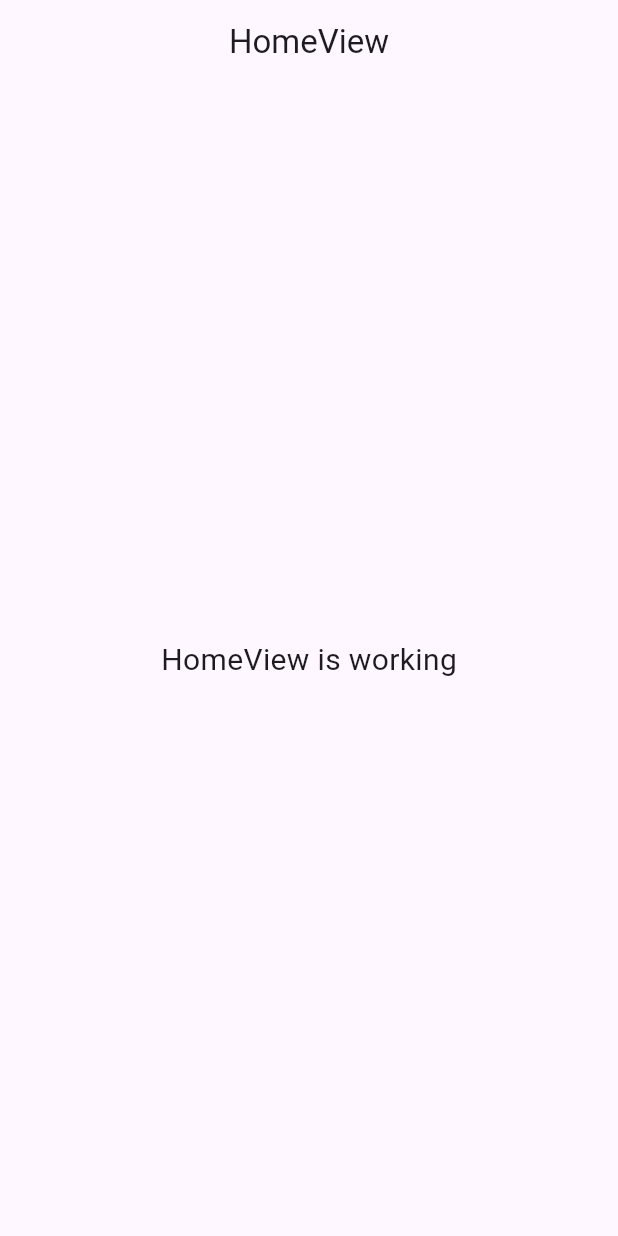
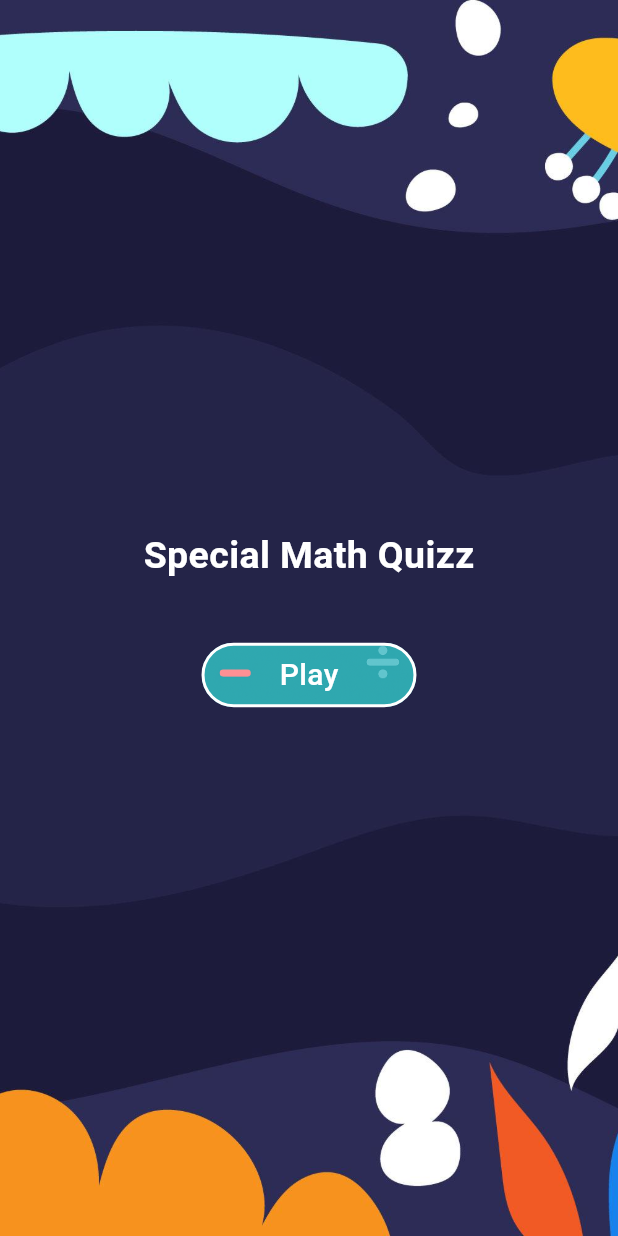
Before and after one commit to nefarha/special_math_quizz, a Flutter app: the screen it shows after launch, on a phone screen of 412 x 824 dp. Run offline on Flutter 3.47's test engine with Material 3 defaults, Android fonts, the light colour scheme and no system bars; our stand-ins replace get, google_fonts.

Commit message:
feat:implement homepage design

```diff
--- /dev/null
+++ b/lib/app/data/utils/asset_urls.dart
@@ -0,0 +1,5 @@
+class AssetUrls {
+  static const String _base = 'assets';
+  static const String buttonBackground = '$_base/button_background.png';
+  static const String background = '$_base/bg.jpg';
+}
--- /dev/null
+++ b/lib/app/data/utils/colour_paletter.dart
@@ -0,0 +1,5 @@
+import 'package:flutter/widgets.dart';
+
+class ColourPaletter {
+  static const Color tealColour = Color(0xff2ea8b0);
+}
--- /dev/null
+++ b/lib/app/data/utils/common_utils.dart
@@ -0,0 +1,12 @@
+import 'package:flutter/widgets.dart';
+
+class CommonUtils {
+  static TextStyle titleStyle = const TextStyle(
+    fontSize: 20,
+    fontWeight: FontWeight.w500,
+  );
+  static TextStyle headerStyle = const TextStyle(
+    fontSize: 25,
+    fontWeight: FontWeight.bold,
+  );
+}
--- a/lib/app/modules/home/views/home_view.dart
+++ b/lib/app/modules/home/views/home_view.dart
@@ -1,6 +1,8 @@
 import 'package:flutter/material.dart';
 
 import 'package:get/get.dart';
+import 'package:special_math_quizz/app/data/utils/asset_urls.dart';
+import 'package:special_math_quizz/app/data/utils/common_utils.dart';
 
 import '../controllers/home_controller.dart';
 
@@ -9,16 +11,55 @@ class HomeView extends GetView<HomeController> {
   @override
   Widget build(BuildContext context) {
     return Scaffold(
-      appBar: AppBar(
-        title: const Text('HomeView'),
-        centerTitle: true,
-      ),
-      body: const Center(
-        child: Text(
-          'HomeView is working',
-          style: TextStyle(fontSize: 20),
-        ),
+      body: Stack(
+        children: [
+          SizedBox(
+            width: double.infinity,
+            height: double.infinity,
+            child: Image.asset(
+              AssetUrls.background,
+              fit: BoxFit.cover,
+            ),
+          ),
+          Center(
+            child: Column(
+              mainAxisAlignment: MainAxisAlignment.center,
+              spacing: 20,
+              children: [
+                Text(
+                  'Special Math Quizz',
+                  style: CommonUtils.headerStyle.copyWith(color: Colors.white),
+                ),
+                SizedBox(),
+                _PlayButton(),
+              ],
+            ),
+          ),
+        ],
       ),
     );
   }
 }
+
+class _PlayButton extends GetView<HomeController> {
+  const _PlayButton({super.key});
+
+  @override
+  Widget build(BuildContext context) {
+    return Container(
+      padding: EdgeInsets.symmetric(horizontal: 50, vertical: 5),
+      decoration: BoxDecoration(
+        border: Border.all(color: Colors.white, width: 2),
+        borderRadius: BorderRadius.circular(25),
+        image: DecorationImage(
+          image: const AssetImage(AssetUrls.buttonBackground),
+          fit: BoxFit.cover,
+        ),
+      ),
+      child: Text(
+        "Play",
+        style: CommonUtils.titleStyle.copyWith(color: Colors.white),
+      ),
+    );
+  }
+}
--- a/lib/main.dart
+++ b/lib/main.dart
@@ -1,15 +1,9 @@
 import 'package:flutter/material.dart';
 
-import 'package:get/get.dart';
-
-import 'app/routes/app_pages.dart';
+import 'package:special_math_quizz/quizz_app.dart';
 
 void main() {
   runApp(
-    GetMaterialApp(
-      title: "Application",
-      initialRoute: AppPages.INITIAL,
-      getPages: AppPages.routes,
-    ),
+    QuizzApp(),
   );
 }
--- /dev/null
+++ b/lib/quizz_app.dart
@@ -0,0 +1,22 @@
+import 'package:flutter/material.dart';
+import 'package:flutter/widgets.dart';
+import 'package:get/get.dart';
+import 'package:google_fonts/google_fonts.dart';
+import 'package:special_math_quizz/app/routes/app_pages.dart';
+
+class QuizzApp extends StatelessWidget {
+  const QuizzApp({super.key});
+
+  @override
+  Widget build(BuildContext context) {
+    return GetMaterialApp(
+      title: "Special Quizz App",
+      initialRoute: AppPages.INITIAL,
+      getPages: AppPages.routes,
+      defaultTransition: Transition.cupertino,
+      theme: ThemeData(
+        textTheme: GoogleFonts.pixelifySansTextTheme(),
+      ),
+    );
+  }
+}
```
Also changed, not shown: pubspec.yaml (+4 -4 lines), assets/bg.jpg (added), assets/button_background.png (added), pubspec.lock, 2 other files.
